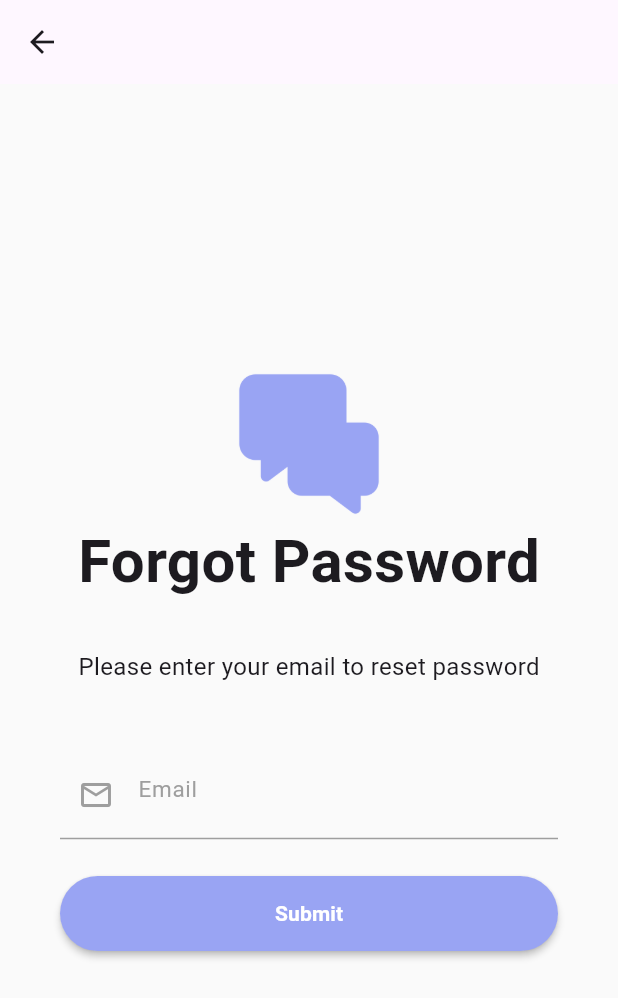
After one commit to MurtazaFlutter/Let-sChat, a Flutter app: the screen it shows after launch, after a tap on "Forgot Password?", on a phone screen of 412 x 824 dp. The commit adds this screen. Shown: the top 998 px of the screen. Run offline on Flutter 3.47's test engine with Material 2 defaults, Android fonts, the phone set to English and light mode, and no system bars; drawn by our look-alikes of rounded_loading_button; our stand-ins replace carousel_slider, flutter_vector_icons, gap, timeago; network calls fail.

Commit message:
done with forgot password screen

```diff
--- a/lib/main.dart
+++ b/lib/main.dart
@@ -1,3 +1,5 @@
+import 'package:lets_chat/views/auth/pages/login_page.dart';
+
 import 'utils/exports.dart';
 
 void main() {
@@ -19,7 +21,7 @@ class MyApp extends StatelessWidget {
         colorScheme: ColorScheme.fromSeed(seedColor: Colors.deepPurple),
         useMaterial3: true,
       ),
-      home: MainScreen(),
+      home: const LoginPage(),
     );
   }
 }
--- /dev/null
+++ b/lib/views/auth/pages/forgot_password_page.dart
@@ -0,0 +1,141 @@
+import 'package:lets_chat/views/auth/pages/register_page.dart';
+
+import '../../../utils/exports.dart';
+
+class ForgotPasswordPage extends StatefulWidget {
+  const ForgotPasswordPage({super.key});
+
+  @override
+  State<ForgotPasswordPage> createState() => _ForgotPasswordPage();
+}
+
+class _ForgotPasswordPage extends State<ForgotPasswordPage> {
+  //late AuthService service;
+  late TextEditingController _emailController;
+  late RoundedLoadingButtonController _loginBtnController;
+
+  @override
+  void initState() {
+    //  service = AuthService(FirebaseAuth.instance);
+    _emailController = TextEditingController();
+    _loginBtnController = RoundedLoadingButtonController();
+    super.initState();
+  }
+
+  @override
+  void dispose() {
+    _emailController.dispose();
+    super.dispose();
+  }
+
+  @override
+  Widget build(BuildContext context) {
+    return Scaffold(
+      appBar: AppBar(),
+      body: Container(
+        padding: const EdgeInsets.symmetric(horizontal: 20),
+        height: MediaQuery.of(context).size.height,
+        child: Padding(
+          padding: const EdgeInsets.symmetric(horizontal: 20),
+          child: Column(
+            mainAxisAlignment: MainAxisAlignment.center,
+            crossAxisAlignment: CrossAxisAlignment.center,
+            children: [
+              SizedBox(
+                height: 100,
+                child: Center(
+                    child: Image.asset(
+                  'assets/icons/chat.png',
+                  color: AppColor.primary,
+                )),
+              ),
+              const Text(
+                'Forgot Password',
+                style: TextStyle(fontSize: 40, fontWeight: FontWeight.bold),
+              ),
+              const Gap(30),
+              const Center(
+                child: Text(
+                  'Please enter your email to reset password',
+                  style: TextStyle(fontSize: 16),
+                ),
+              ),
+              const Gap(50),
+              CustomTextField(
+                controller: _emailController,
+                hintText: 'Email',
+                leadingIcon: const Icon(
+                  Icons.email_outlined,
+                  color: Colors.grey,
+                ),
+              ),
+              const Divider(
+                color: Colors.grey,
+                height: 10,
+              ),
+              const Gap(20),
+              RoundedLoadingButton(
+                width: MediaQuery.of(context).size.width,
+                color: AppColor.primary,
+                controller: _loginBtnController,
+                onPressed: onLogin,
+                child: const Text(
+                  "Submit",
+                  style: TextStyle(
+                    color: Colors.white,
+                    fontWeight: FontWeight.bold,
+                  ),
+                ),
+              ),
+            ],
+          ),
+        ),
+      ),
+    );
+  }
+
+  bool _validateForm(
+    String email,
+  ) {
+    if (email.isEmpty) {
+      _loginBtnController.reset();
+      showDialog(
+        context: context,
+        builder: (BuildContext context) {
+          return const CustomDialogBox(
+            descriptions: "Please enter your email.",
+          );
+        },
+      );
+      return false;
+    }
+    return true;
+  }
+
+  Future onLogin() async {
+    FocusScope.of(context).unfocus();
+    if (!_validateForm(_emailController.text)) {
+      return;
+    }
+
+    // var res = await service.signInWithEmailPassword(
+    //   _emailController.text,
+    //   _passwordController.text,
+    // );
+    // if (res.status) {
+    //   _loginBtnController.success();
+    // }
+    else {
+      _loginBtnController.reset();
+      showDialog(
+        context: context,
+        builder: (BuildContext context) {
+          return const CustomDialogBox(
+            title: "Login",
+            //  descriptions: res.message,
+          );
+        },
+      );
+    }
+  }
+}
--- a/lib/views/login_page.dart
+++ b/lib/views/auth/pages/login_page.dart
@@ -1,6 +1,7 @@
-import 'package:lets_chat/views/register_page.dart';
+import 'package:lets_chat/views/auth/pages/forgot_password_page.dart';
+import 'package:lets_chat/views/auth/pages/register_page.dart';
 
-import '../utils/exports.dart';
+import '../../../utils/exports.dart';
 
 class LoginPage extends StatefulWidget {
   const LoginPage({super.key});
@@ -114,7 +115,8 @@ class _LoginPageState extends State<LoginPage> {
                 Align(
                     alignment: Alignment.centerRight,
                     child: GestureDetector(
-                      onTap: null,
+                      onTap: () => Navigator.of(context).push(MaterialPageRoute(
+                          builder: (context) => const ForgotPasswordPage())),
                       child: const Text(
                         "Forgot Password?",
                         style: TextStyle(
--- a/lib/views/register_page.dart
+++ b/lib/views/auth/pages/register_page.dart
@@ -1,6 +1,6 @@
-import 'package:lets_chat/views/login_page.dart';
+import 'package:lets_chat/views/auth/pages/login_page.dart';
 
-import '../utils/exports.dart';
+import '../../../utils/exports.dart';
 
 class RegisterPage extends StatefulWidget {
   const RegisterPage({super.key});
@@ -72,7 +72,7 @@ class _RegisterPageState extends State<RegisterPage> {
                   )),
                 ),
                 const Text(
-                  'Login',
+                  'Register',
                   style: TextStyle(fontSize: 40, fontWeight: FontWeight.bold),
                 ),
                 const Gap(50),
@@ -149,7 +149,7 @@ class _RegisterPageState extends State<RegisterPage> {
                   controller: _loginBtnController,
                   onPressed: () {},
                   child: const Text(
-                    "Login",
+                    "Register",
                     style: TextStyle(
                       color: Colors.white,
                       fontWeight: FontWeight.bold,
```
